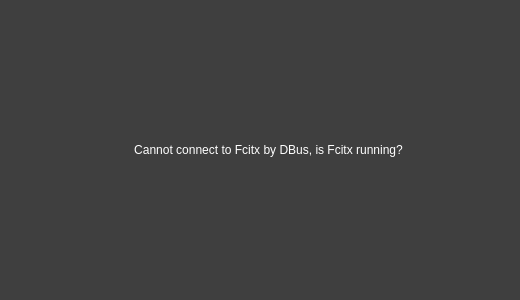
Above: src/lib/configwidgetslib/erroroverlay.ui from fcitx/fcitx5-configtool before the change. Below: the same form after it.
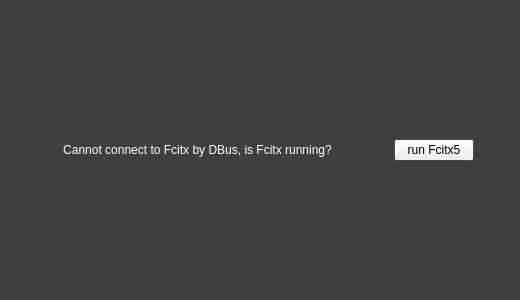
That is the form after the change.

Commit message: add run fcitx5 button

Patch:
```diff
--- a/src/lib/configwidgetslib/erroroverlay.ui
+++ b/src/lib/configwidgetslib/erroroverlay.ui
@@ -211,6 +211,33 @@
      </property>
     </spacer>
    </item>
+   <item>
+    <widget class="QLabel" name="label">
+     <property name="text">
+      <string/>
+     </property>
+    </widget>
+   </item>
+   <item>
+    <widget class="QPushButton" name="pushButton">
+     <property name="text">
+      <string>run Fcitx5</string>
+     </property>
+    </widget>
+   </item>
+   <item>
+    <spacer name="horizontalSpacer_3">
+     <property name="orientation">
+      <enum>Qt::Horizontal</enum>
+     </property>
+     <property name="sizeHint" stdset="0">
+      <size>
+       <width>40</width>
+       <height>20</height>
+      </size>
+     </property>
+    </spacer>
+   </item>
   </layout>
  </widget>
  <resources/>
```
Left out of the diff: 2 changed lines with no effect on the pictures. The commit also changes 2 other files.
